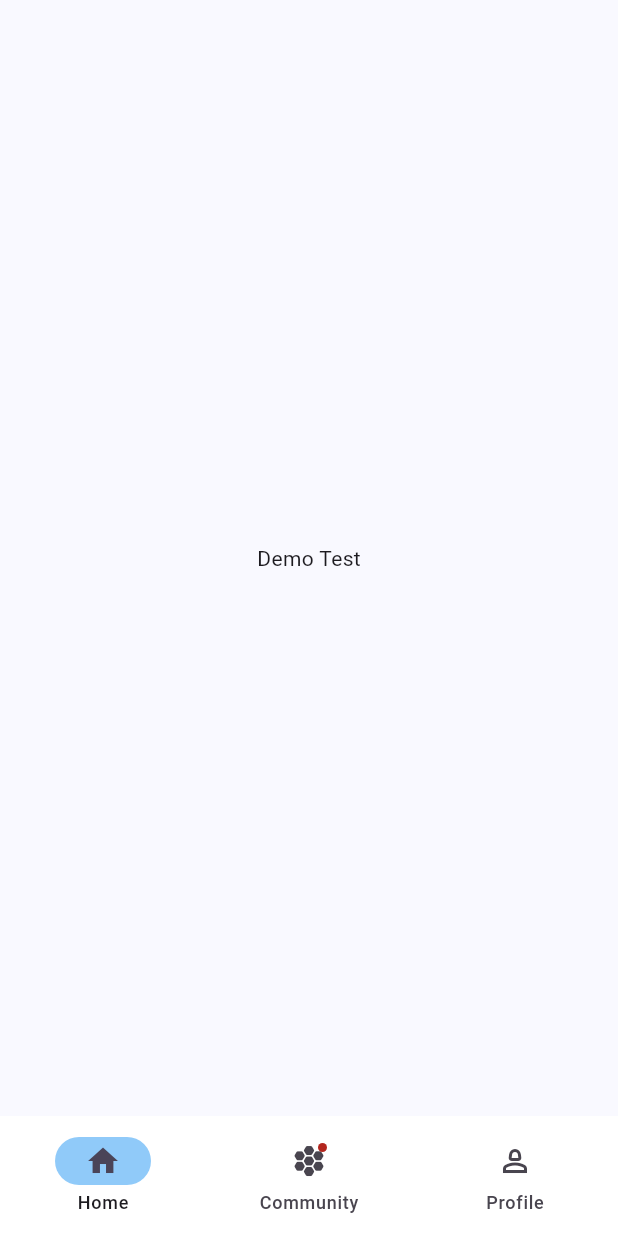
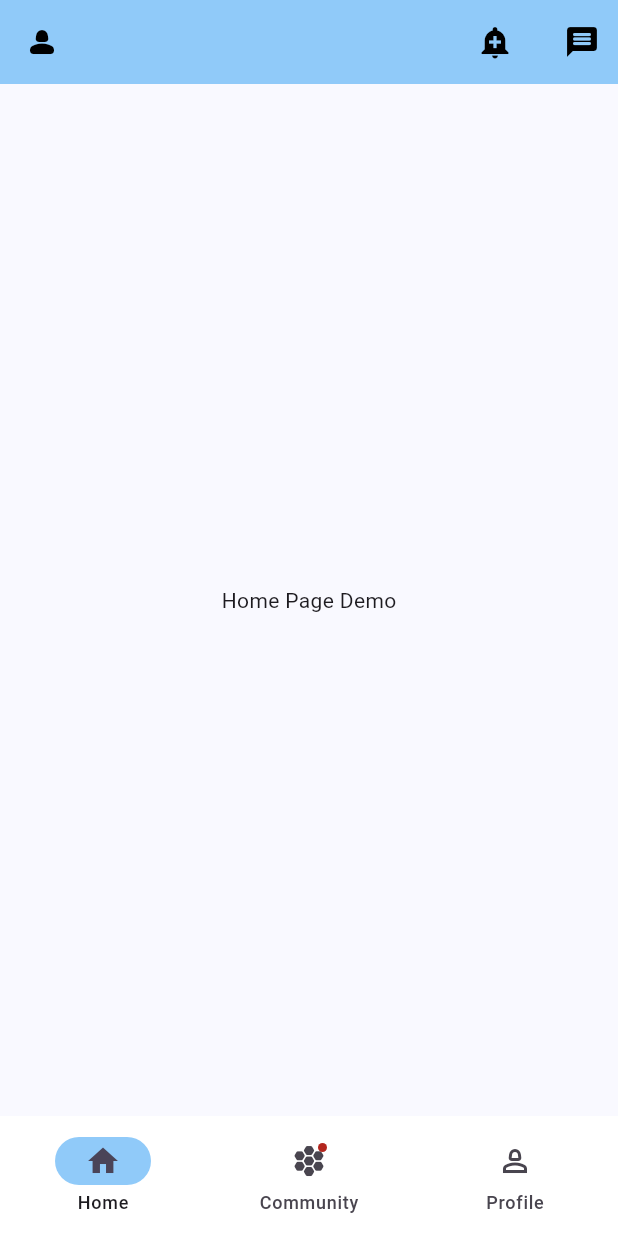
Before and after one commit to ajay-rathod0801/reside_ease, a Flutter app: the screen it shows after launch, on a phone screen of 412 x 824 dp. Run offline on Flutter 3.47's test engine with Material 3 defaults, Android fonts, the phone set to English and light mode, and no system bars.

Commit message:
Top Appbar Widget added ✔

```diff
--- a/lib/main.dart
+++ b/lib/main.dart
@@ -1,6 +1,7 @@
 import 'package:flutter/material.dart';
-import 'package:reside_ease/introductory_screen.dart';
-import 'package:reside_ease/widgets/bottom_navigation.dart';
+// import 'package:reside_ease/introductory_screen.dart';
+import 'package:reside_ease/widgets/top_appbar.dart';
+// import 'package:reside_ease/widgets/bottom_navigation.dart';
 // import 'package:reside_ease/otp_screen.dart';
 // import 'package:reside_ease/login_screen.dart';
 
@@ -14,23 +15,23 @@ class MyApp extends StatelessWidget {
     return MaterialApp(
       title: 'Login Screen',
       theme: ThemeData(
-        primarySwatch: Colors.blue,
+        // primarySwatch: Colors.blue,
         scaffoldBackgroundColor: const Color.fromRGBO(249, 249, 255, 1),
       ),
-      home: const MyHomePage(),
+      home: const TopAppBar(),
     );
   }
 }
 
 // uncomment for bottom navigation bar
-class MyHomePage extends StatelessWidget {
-  const MyHomePage({super.key});
+// class MyHomePage extends StatelessWidget {
+//   const MyHomePage({super.key});
 
-  @override
-  Widget build(BuildContext context) {
-    return const Scaffold(
-      body: IntroductoryScreen(),
-      bottomNavigationBar: BottomNavigation(),
-    );
-  }
-}
+//   @override
+//   Widget build(BuildContext context) {
+//     return const Scaffold(
+//       body: IntroductoryScreen(),
+//       bottomNavigationBar: BottomNavigation(),
+//     );
+//   }
+// }
--- a/lib/widgets/bottom_navigation.dart
+++ b/lib/widgets/bottom_navigation.dart
@@ -41,7 +41,7 @@ class _NavigationExampleState extends State<BottomNavigation> {
       ),
       body: const Scaffold(
         body: Center(
-          child: Text('Demo Test'),
+          child: Text('Home Page Demo'),
         ),
       ),
     );
--- /dev/null
+++ b/lib/widgets/top_appbar.dart
@@ -0,0 +1,57 @@
+import 'package:flutter/material.dart';
+import 'package:reside_ease/widgets/bottom_navigation.dart';
+
+class TopAppBar extends StatelessWidget {
+  const TopAppBar({super.key});
+
+  @override
+  Widget build(BuildContext context) {
+    return Scaffold(
+      appBar: AppBar(
+        backgroundColor: Colors.blue.shade200,
+        shadowColor: Colors.transparent,
+        leading: IconButton(
+          icon: const Icon(Icons.person_2_rounded, color: Colors.black),
+          onPressed: () {
+            ScaffoldMessenger.of(context).showSnackBar(
+              const SnackBar(
+                content: Text('Profile Clicked'),
+              ),
+            );
+          },
+        ),
+        actions: <Widget>[
+          IconButton(
+            icon: const Icon(Icons.add_alert, color: Colors.black),
+            tooltip: 'Show Snackbar',
+            onPressed: () {
+              ScaffoldMessenger.of(context).showSnackBar(
+                const SnackBar(
+                  content: Text('Notification Clicked'),
+                ),
+              );
+            },
+          ),
+          const SizedBox(width: 10.0),
+          IconButton(
+            icon: const Icon(Icons.message_rounded, color: Colors.black),
+            tooltip: 'Show Snackbar',
+            onPressed: () {
+              ScaffoldMessenger.of(context).showSnackBar(
+                const SnackBar(
+                  content: Text('Message Clicked'),
+                ),
+              );
+            },
+          ),
+        ],
+      ),
+      body: const Scaffold(
+        body: Center(
+          child: Text('Home Page Demo'),
+        ),
+        bottomNavigationBar: BottomNavigation(),
+      ),
+    );
+  }
+}
```
